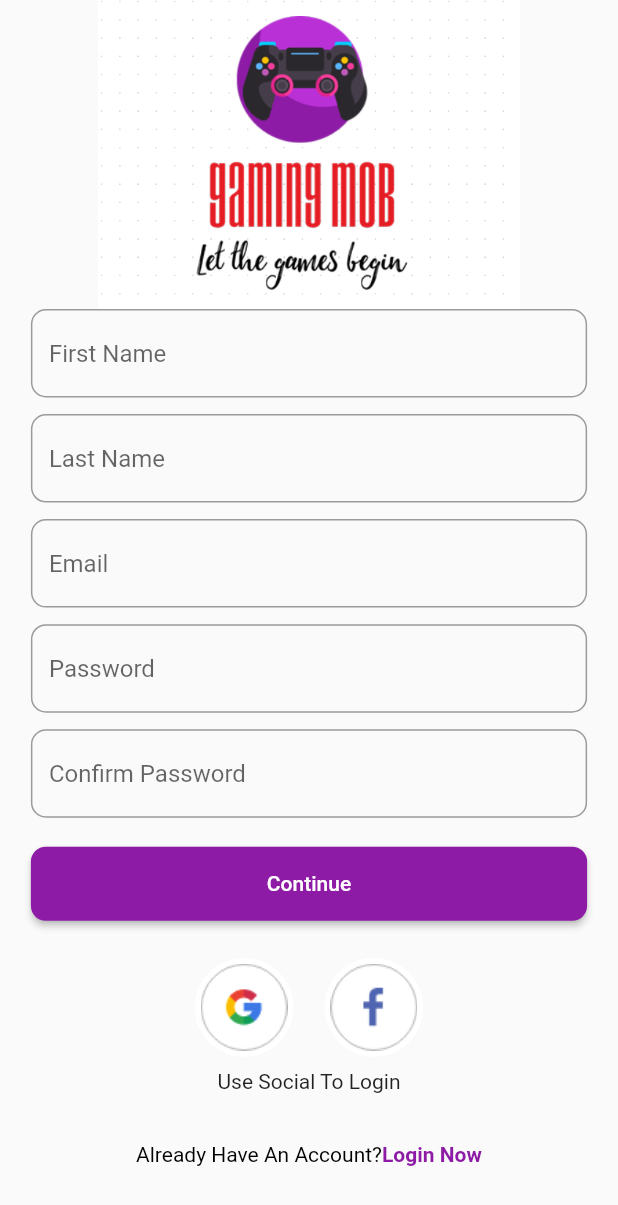
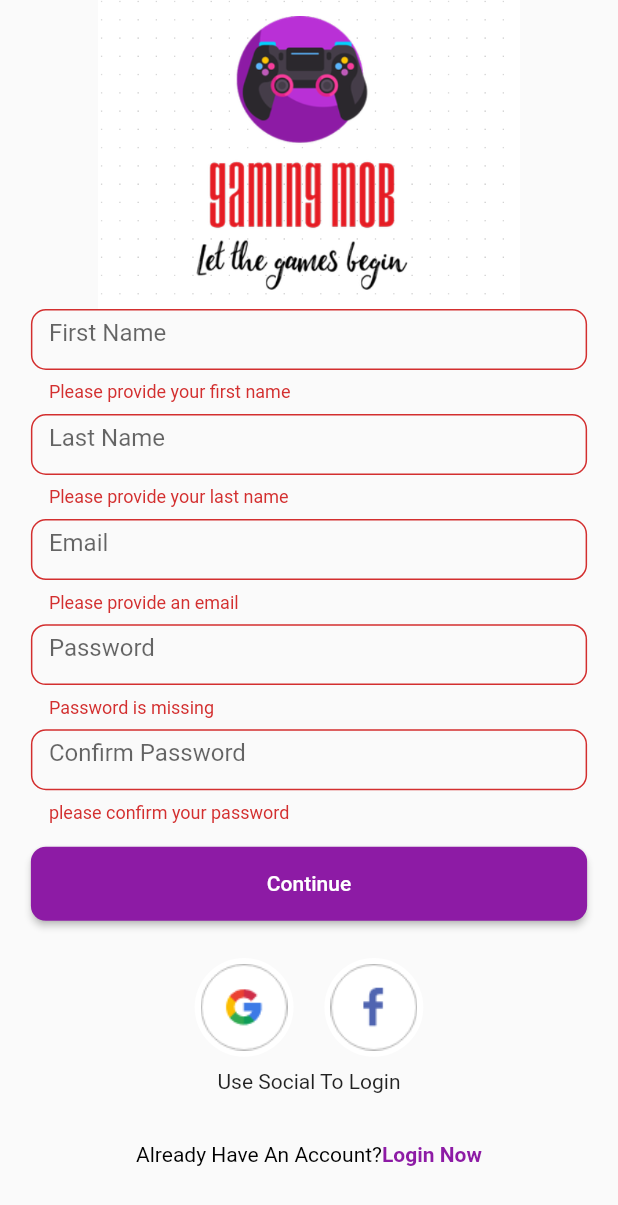
Before and after one commit to hasan661/gamingmob, a Flutter app: the RegisterScreen screen opened by its route, after a tap on "Continue", on a phone screen of 412 x 824 dp. Shown: the top 1205 px of the screen. Run offline on Flutter 3.47's test engine with Material 2 defaults, Android fonts, the light colour scheme and no system bars; our stand-ins replace carousel_slider, firebase_auth, firebase_core, google_fonts, pin_code_fields, smooth_page_indicator; accounts and stored records are empty; network calls fail.

Commit message:
mobileverificationandvalidationinregisterscreendone

```diff
--- a/lib/AuthScreens/screens/email_verfication.dart
+++ b/lib/AuthScreens/screens/email_verfication.dart
@@ -1,6 +1,4 @@
 import 'dart:async';
-
-import 'package:firebase_auth/firebase_auth.dart';
 import 'package:flutter/material.dart';
 import 'package:gamingmob/AuthScreens/providers/authprovider.dart';
 
@@ -38,7 +36,7 @@ class _EmailVerificationState extends State<EmailVerification> {
         var isEmailVerified =
             Provider.of<AuthProvider>(context, listen: false).emailVerified();
         return isEmailVerified
-            ? MoreUserDetails()
+            ? const MoreUserDetails()
             : SafeArea(
                 child: Scaffold(
                   body: Center(
--- a/lib/AuthScreens/widgets/loginscreenitem.dart
+++ b/lib/AuthScreens/widgets/loginscreenitem.dart
@@ -1,12 +1,9 @@
-// import 'package:flutter/cupertino.dart';
-import 'package:firebase_auth/firebase_auth.dart';
 import 'package:flutter/material.dart';
 import 'package:gamingmob/AuthScreens/providers/authprovider.dart';
 import 'package:gamingmob/AuthScreens/screens/register_screen.dart';
 import 'package:gamingmob/Helper/helper.dart';
 import 'package:gamingmob/product/screens/producthomescreen.dart';
 import 'package:provider/provider.dart';
-// import 'package:gamingmob/widgets/textfieldstyled.dart';
 
 class LoginScreenItem extends StatefulWidget {
   const LoginScreenItem({Key? key}) : super(key: key);
--- a/lib/AuthScreens/widgets/registerscreenitem.dart
+++ b/lib/AuthScreens/widgets/registerscreenitem.dart
@@ -1,3 +1,7 @@
+import 'dart:async';
+import 'dart:io';
+
+import 'package:firebase_auth/firebase_auth.dart';
 import 'package:flutter/material.dart';
 import 'package:gamingmob/AuthScreens/providers/authprovider.dart';
 import 'package:gamingmob/AuthScreens/screens/email_verfication.dart';
@@ -13,7 +17,13 @@ class RegisterScreenItem extends StatefulWidget {
 }
 
 class _RegisterScreenItemState extends State<RegisterScreenItem> {
+  void scaffold(text) {
+    ScaffoldMessenger.of(context)
+        .showSnackBar(SnackBar(content: Text("$text")));
+  }
+
   final firstName = TextEditingController();
+  final _formkey = GlobalKey<FormState>();
 
   final lastName = TextEditingController();
 
@@ -23,17 +33,49 @@ class _RegisterScreenItemState extends State<RegisterScreenItem> {
 
   final confirmPassword = TextEditingController();
 
+  Future<void> onRegisterButtonPressed() async {
+    final isValid = _formkey.currentState!.validate();
+
+    if (isValid) {
+      try {
+        await Provider.of<AuthProvider>(context, listen: false)
+            .registerEmail(email, password);
+        Navigator.of(context).pushNamed(EmailVerification.routeName);
+      } on FirebaseAuthException catch (e) {
+        print(e.code);
+        if (e.code == "network-request-failed") {
+          scaffold("Please check your internet connection");
+        } else if (e.code == "email-already-in-use") {
+          scaffold("Email already in use");
+        }
+      }
+      catch(_){
+        scaffold("Something went wrong");
+      }
+    } else {
+      return;
+    }
+  }
+
   @override
   Widget build(BuildContext context) {
     var height = MediaQuery.of(context).size.height;
     var width = MediaQuery.of(context).size.width;
     return Padding(
       padding: EdgeInsets.symmetric(horizontal: width * 0.05),
+      child: Form(
+        key: _formkey,
         child: Column(
           children: [
             SizedBox(
               height: height * 0.076,
               child: TextFormField(
+                validator: (value) {
+                  if (value!.isEmpty) {
+                    return "Please provide your first name";
+                  }
+                  return null;
+                },
                 controller: firstName,
                 textInputAction: TextInputAction.next,
                 toolbarOptions:
@@ -52,6 +94,12 @@ class _RegisterScreenItemState extends State<RegisterScreenItem> {
             SizedBox(
               height: height * 0.076,
               child: TextFormField(
+                validator: (value) {
+                  if (value!.isEmpty) {
+                    return "Please provide your last name";
+                  }
+                  return null;
+                },
                 controller: lastName,
                 textInputAction: TextInputAction.next,
                 toolbarOptions:
@@ -70,6 +118,16 @@ class _RegisterScreenItemState extends State<RegisterScreenItem> {
             SizedBox(
               height: height * 0.076,
               child: TextFormField(
+                validator: (value) {
+                  if (value!.isEmpty) {
+                    return "Please provide an email";
+                  } else if (!RegExp(
+                          r"^[a-zA-Z0-9.a-zA-Z0-9.!#$%&'*+-/=?^_`{|}~]+@[a-zA-Z0-9]+\.[a-zA-Z]+")
+                      .hasMatch(value)) {
+                    return "Please Enter A Valid Email Address";
+                  }
+                  return null;
+                },
                 controller: email,
                 textInputAction: TextInputAction.next,
                 toolbarOptions:
@@ -88,6 +146,14 @@ class _RegisterScreenItemState extends State<RegisterScreenItem> {
             SizedBox(
               height: height * 0.076,
               child: TextFormField(
+                validator: (value) {
+                  if (value!.isEmpty) {
+                    return "Password is missing";
+                  } else if (value.length <= 10) {
+                    return "your password length should be atleast 10 characters";
+                  }
+                  return null;
+                },
                 controller: password,
                 textInputAction: TextInputAction.next,
                 toolbarOptions:
@@ -106,6 +172,14 @@ class _RegisterScreenItemState extends State<RegisterScreenItem> {
             SizedBox(
               height: height * 0.076,
               child: TextFormField(
+                validator: (value) {
+                  if (value!.isEmpty) {
+                    return "please confirm your password";
+                  } else if (password.text != confirmPassword.text) {
+                    return "passwords do not match";
+                  }
+                  return null;
+                },
                 controller: confirmPassword,
                 textInputAction: TextInputAction.next,
                 toolbarOptions:
@@ -126,26 +200,20 @@ class _RegisterScreenItemState extends State<RegisterScreenItem> {
               width: width,
               child: ElevatedButton(
                 onPressed: () async {
-                await Provider.of<AuthProvider>(context, listen: false)
-                    .registerEmail(email, password);
-                Navigator.of(context).pushNamed(EmailVerification.routeName);
+                  onRegisterButtonPressed();
                 },
                 child: const Text("Continue"),
                 style: ButtonStyle(
-              backgroundColor: MaterialStateProperty.all(Theme.of(context).primaryColor.withOpacity(1)),
+                  backgroundColor: MaterialStateProperty.all(
+                      Theme.of(context).primaryColor.withOpacity(1)),
                   shape: MaterialStateProperty.all(
-
                     RoundedRectangleBorder(
                       borderRadius: BorderRadius.circular(10),
                     ),
-
-              ),
-
-            ),
-
                   ),
                 ),
-
+              ),
+            ),
             SizedBox(
               height: height * 0.03,
             ),
@@ -160,7 +228,8 @@ class _RegisterScreenItemState extends State<RegisterScreenItem> {
               ],
             ),
             Padding(
-            padding: EdgeInsets.only(top: height * 0.01, bottom: height * 0.01),
+              padding:
+                  EdgeInsets.only(top: height * 0.01, bottom: height * 0.01),
               child: const Text("Use Social To Login"),
             ),
             SizedBox(
@@ -175,7 +244,8 @@ class _RegisterScreenItemState extends State<RegisterScreenItem> {
                 ),
                 GestureDetector(
                   onTap: () {
-                  Navigator.pushReplacementNamed(context, LoginScreen.routeName);
+                    Navigator.pushReplacementNamed(
+                        context, LoginScreen.routeName);
                   },
                   child: Text(
                     "Login Now",
@@ -188,6 +258,7 @@ class _RegisterScreenItemState extends State<RegisterScreenItem> {
             ),
           ],
         ),
+      ),
     );
   }
 }
--- a/lib/main.dart
+++ b/lib/main.dart
@@ -1,7 +1,6 @@
 import 'package:flutter/material.dart';
 import 'package:gamingmob/AuthScreens/providers/authprovider.dart';
 import 'package:gamingmob/AuthScreens/screens/email_verfication.dart';
-import 'package:gamingmob/AuthScreens/screens/login_screen.dart';
 import 'package:gamingmob/product/providers/productprovider.dart';
 import 'package:gamingmob/product/screens/splashscreen.dart';
 import 'package:gamingmob/routes/routes.dart';
--- a/lib/product/screens/splashscreen.dart
+++ b/lib/product/screens/splashscreen.dart
@@ -1,6 +1,5 @@
 import 'package:flutter/material.dart';
 import 'package:gamingmob/AuthScreens/screens/login_screen.dart';
-import 'package:gamingmob/product/screens/producthomescreen.dart';
 import 'package:gamingmob/Helper/helper.dart';
 
 class SplashScreen extends StatefulWidget {
--- a/lib/routes/routes.dart
+++ b/lib/routes/routes.dart
@@ -14,6 +14,7 @@ getRoutes() {
     AddProductScreen.routeName: (ctx) => AddProductScreen(),
     RegisterScreen.routeName: (ctx) => const RegisterScreen(),
     EmailVerification.routeName: (ctx) => const EmailVerification(),
-    MoreUserDetails.routeName:(ctx)=>const MoreUserDetails()
+    MoreUserDetails.routeName:(ctx)=>const MoreUserDetails(),
+
   };
 }
--- a/pubspec.yaml
+++ b/pubspec.yaml
@@ -37,6 +37,7 @@ dependencies:
   google_fonts: ^2.3.1
   firebase_auth: ^3.3.12
   firebase_core : any
+  pin_code_fields: any
 
   # The following adds the Cupertino Icons font to your application.
   # Use with the CupertinoIcons class for iOS style icons.
```
Also changed, not shown: lib/AuthScreens/providers/authprovider.dart (+36 -2 lines), lib/AuthScreens/screens/more_user_details.dart (+14 -44 lines), lib/AuthScreens/screens/verifymobilenumberscreen.dart (added, +180 -0 lines), pubspec.lock. Lines whose indentation alone changed are shown as unchanged.
